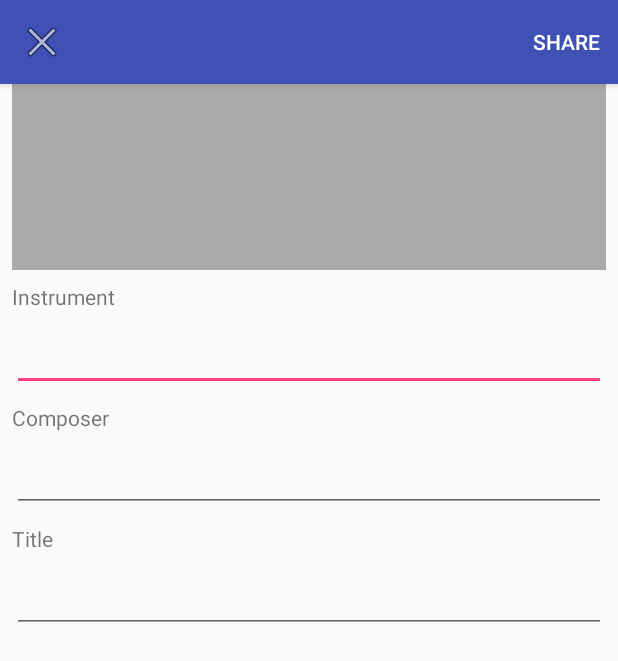
After one commit to nakaken0629/fingeringshare, an Android app: the PostActivity screen opened directly, with no data from a screen before it, on a phone screen of 412 x 824 dp. The commit adds this screen. Shown: the top 661 px of the screen. Run offline under Robolectric (Android 15) with nearby library versions, the phone set to English and light mode, and no system bars; 1 statement that could not run was skipped.

Commit message:
Create Post Activity(without any function)

```diff
--- /dev/null
+++ b/android/OurFingering/app/src/main/java/red/itvirtuoso/ourfingering/ui/PostActivity.kt
@@ -0,0 +1,63 @@
+package red.itvirtuoso.ourfingering.ui
+
+import android.content.Context
+import android.content.Intent
+import android.os.Bundle
+import android.support.v7.app.AppCompatActivity
+import kotlinx.android.synthetic.main.activity_post.*
+import red.itvirtuoso.ourfingering.PhotoUtils
+import red.itvirtuoso.ourfingering.R
+
+class PostActivity : AppCompatActivity() {
+    companion object {
+        private val TAG = PostActivity::class.java.name
+        private const val KEY_PHOTO_PATH = "PHOTO_PATH"
+        private const val BUNDLE_PHOTO_PATH = "PHOTO_PATH"
+        private const val BUNDLE_INSTRUMENT = "INSTRUMENT"
+        private const val BUNDLE_COMPOSER = "COMPOSER"
+        private const val BUNDLE_TITLE = "TITLE"
+
+        fun createIntent(context: Context, photoPath: String): Intent {
+            val intent = Intent(context, PostActivity::class.java)
+            intent.putExtra(KEY_PHOTO_PATH, photoPath)
+            return intent
+        }
+    }
+
+    private lateinit var photoPath: String
+
+    override fun onCreate(savedInstanceState: Bundle?) {
+        super.onCreate(savedInstanceState)
+        setContentView(R.layout.activity_post)
+        toolbar.setNavigationOnClickListener { finish() }
+        toolbar.inflateMenu(R.menu.menu_post)
+
+        savedInstanceState?.let {
+            with (it) {
+                photoPath = getString(BUNDLE_PHOTO_PATH)
+                instrumentEdit.setText(getString(BUNDLE_INSTRUMENT))
+                composerEdit.setText(getString(BUNDLE_COMPOSER))
+                titleEdit.setText(getString(BUNDLE_TITLE))
+            }
+        } ?: run {
+            photoPath = intent.getStringExtra(KEY_PHOTO_PATH)
+        }
+        fingeringImage.viewTreeObserver.addOnGlobalLayoutListener { drawFingering() }
+    }
+
+    override fun onSaveInstanceState(outState: Bundle?) {
+        super.onSaveInstanceState(outState)
+        outState?.let {
+            with(it) {
+                putString(BUNDLE_PHOTO_PATH, photoPath)
+                putString(BUNDLE_INSTRUMENT, instrumentEdit.text.toString())
+                putString(BUNDLE_COMPOSER, composerEdit.text.toString())
+                putString(BUNDLE_TITLE, titleEdit.text.toString())
+            }
+        }
+    }
+
+    private fun drawFingering() {
+        fingeringImage.setImageBitmap(PhotoUtils.createBitmap(fingeringImage.width, fingeringImage.height, photoPath))
+    }
+}
--- /dev/null
+++ b/android/OurFingering/app/src/main/res/layout/activity_post.xml
@@ -0,0 +1,120 @@
+<?xml version="1.0" encoding="utf-8"?>
+<android.support.constraint.ConstraintLayout xmlns:android="http://schemas.android.com/apk/res/android"
+    xmlns:app="http://schemas.android.com/apk/res-auto"
+    xmlns:tools="http://schemas.android.com/tools"
+    android:layout_width="match_parent"
+    android:layout_height="match_parent"
+    tools:context=".ui.PostActivity">
+
+    <android.support.design.widget.AppBarLayout
+        android:id="@+id/appBarLayout"
+        android:layout_width="match_parent"
+        android:layout_height="wrap_content"
+        android:theme="@style/AppTheme.AppBarOverlay">
+
+        <android.support.v7.widget.Toolbar
+            android:id="@+id/toolbar"
+            android:layout_width="match_parent"
+            android:layout_height="?attr/actionBarSize"
+            android:background="?attr/colorPrimary"
+            app:navigationIcon="@android:drawable/ic_menu_close_clear_cancel"
+            app:popupTheme="@style/AppTheme.PopupOverlay" />
+
+    </android.support.design.widget.AppBarLayout>
+
+    <ScrollView
+        android:layout_width="match_parent"
+        android:layout_height="match_parent">
+        <android.support.constraint.ConstraintLayout
+            android:layout_width="match_parent"
+            android:layout_height="wrap_content">
+            <ImageView
+                android:id="@+id/fingeringImage"
+                android:layout_width="0dp"
+                android:layout_height="180dp"
+                android:layout_marginEnd="8dp"
+                android:layout_marginStart="8dp"
+                android:layout_marginTop="8dp"
+                android:contentDescription="@string/post_photo_description"
+                android:scaleType="centerInside"
+                app:layout_constraintEnd_toEndOf="parent"
+                app:layout_constraintHorizontal_bias="0.0"
+                app:layout_constraintStart_toStartOf="parent"
+                app:layout_constraintTop_toBottomOf="@+id/appBarLayout"
+                app:srcCompat="@android:color/darker_gray" />
+
+            <TextView
+                android:id="@+id/instrumentText"
+                android:layout_width="wrap_content"
+                android:layout_height="wrap_content"
+                android:layout_marginStart="8dp"
+                android:layout_marginTop="8dp"
+                android:text="@string/post_instrument"
+                app:layout_constraintStart_toStartOf="parent"
+                app:layout_constraintTop_toBottomOf="@+id/fingeringImage" />
+
+            <EditText
+                android:id="@+id/instrumentEdit"
+                android:layout_width="0dp"
+                android:layout_height="wrap_content"
+                android:layout_marginEnd="8dp"
+                android:layout_marginStart="8dp"
+                android:layout_marginTop="8dp"
+                android:ems="10"
+                android:inputType="textPersonName"
+                app:layout_constraintEnd_toEndOf="parent"
+                app:layout_constraintStart_toStartOf="parent"
+                app:layout_constraintTop_toBottomOf="@+id/instrumentText"
+                tools:ignore="LabelFor" />
+
+            <TextView
+                android:id="@+id/composerText"
+                android:layout_width="wrap_content"
+                android:layout_height="wrap_content"
+                android:layout_marginStart="8dp"
+                android:layout_marginTop="8dp"
+                android:text="@string/post_composer"
+                app:layout_constraintStart_toStartOf="parent"
+                app:layout_constraintTop_toBottomOf="@+id/instrumentEdit" />
+
+            <EditText
+                android:id="@+id/composerEdit"
+                android:layout_width="0dp"
+                android:layout_height="wrap_content"
+                android:layout_marginEnd="8dp"
+                android:layout_marginStart="8dp"
+                android:layout_marginTop="8dp"
+                android:ems="10"
+                android:inputType="text"
+                app:layout_constraintEnd_toEndOf="parent"
+                app:layout_constraintStart_toStartOf="parent"
+                app:layout_constraintTop_toBottomOf="@+id/composerText"
+                tools:ignore="LabelFor" />
+
+            <TextView
+                android:id="@+id/titleText"
+                android:layout_width="wrap_content"
+                android:layout_height="wrap_content"
+                android:layout_marginStart="8dp"
+                android:layout_marginTop="8dp"
+                android:text="@string/post_title"
+                app:layout_constraintStart_toStartOf="parent"
+                app:layout_constraintTop_toBottomOf="@+id/composerEdit" />
+
+            <EditText
+                android:id="@+id/titleEdit"
+                android:layout_width="0dp"
+                android:layout_height="wrap_content"
+                android:layout_marginEnd="8dp"
+                android:layout_marginStart="8dp"
+                android:layout_marginTop="8dp"
+                android:ems="10"
+                android:inputType="text"
+                app:layout_constraintEnd_toEndOf="parent"
+                app:layout_constraintStart_toStartOf="parent"
+                app:layout_constraintTop_toBottomOf="@+id/titleText"
+                tools:ignore="LabelFor" />
+
+        </android.support.constraint.ConstraintLayout>
+    </ScrollView>
+</android.support.constraint.ConstraintLayout>
--- a/android/OurFingering/app/src/main/res/layout/content_main.xml
+++ b/android/OurFingering/app/src/main/res/layout/content_main.xml
@@ -1,5 +1,6 @@
 <?xml version="1.0" encoding="utf-8"?>
 <android.support.constraint.ConstraintLayout xmlns:android="http://schemas.android.com/apk/res/android"
+    android:id="@+id/main_layout"
     xmlns:app="http://schemas.android.com/apk/res-auto"
     xmlns:tools="http://schemas.android.com/tools"
     android:layout_width="match_parent"
--- /dev/null
+++ b/android/OurFingering/app/src/main/res/menu/menu_post.xml
@@ -0,0 +1,8 @@
+<?xml version="1.0" encoding="utf-8"?>
+<menu xmlns:android="http://schemas.android.com/apk/res/android"
+    xmlns:app="http://schemas.android.com/apk/res-auto">
+    <item
+        android:id="@+id/action_share"
+        android:title="@string/post_share"
+        app:showAsAction="always" />
+</menu>
--- a/android/OurFingering/app/src/main/res/values/strings.xml
+++ b/android/OurFingering/app/src/main/res/values/strings.xml
@@ -1,6 +1,15 @@
 <resources>
+    <!-- global -->
     <string name="app_name">OurFingering</string>
-    <string name="title_activity_main">MainActivity</string>
-    <string name="fab_from_camera">from camera</string>
-    <string name="fab_from_library">from library</string>
+    <string name="global_cannot_create_temp_file">It\'s not be able to create a temporary file.</string>
+
+    <!-- main -->
+    <string name="main_no_camera">There is no camera app in your mobile phone.</string>
+
+    <!-- post -->
+    <string name="post_share">Share</string>
+    <string name="post_photo_description">A photo about fingering</string>
+    <string name="post_instrument">Instrument</string>
+    <string name="post_composer">Composer</string>
+    <string name="post_title">Title</string>
 </resources>
--- /dev/null
+++ b/android/OurFingering/app/src/main/res/xml/file_paths.xml
@@ -0,0 +1,4 @@
+<?xml version="1.0" encoding="utf-8"?>
+<paths xmlns:android="http://schemas.android.com/apk/res/android">
+    <external-path name="my_images" path="Android/data/red.itvirtuoso.ourfingering/files/Pictures" />
+</paths>
```
Also changed, not shown: android/OurFingering/app/src/main/AndroidManifest.xml (+18 -0 lines), android/OurFingering/app/src/main/java/red/itvirtuoso/ourfingering/PhotoUtils.kt (added, +45 -0 lines), android/OurFingering/app/src/main/java/red/itvirtuoso/ourfingering/ui/MainActivity.kt (+80 -8 lines), 1 other file.
